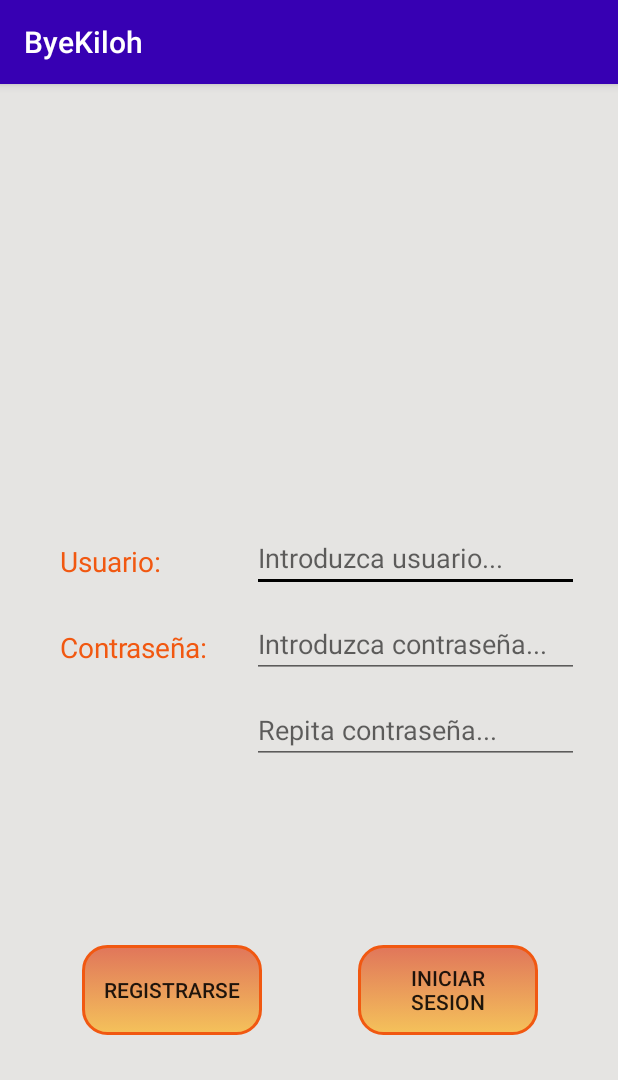
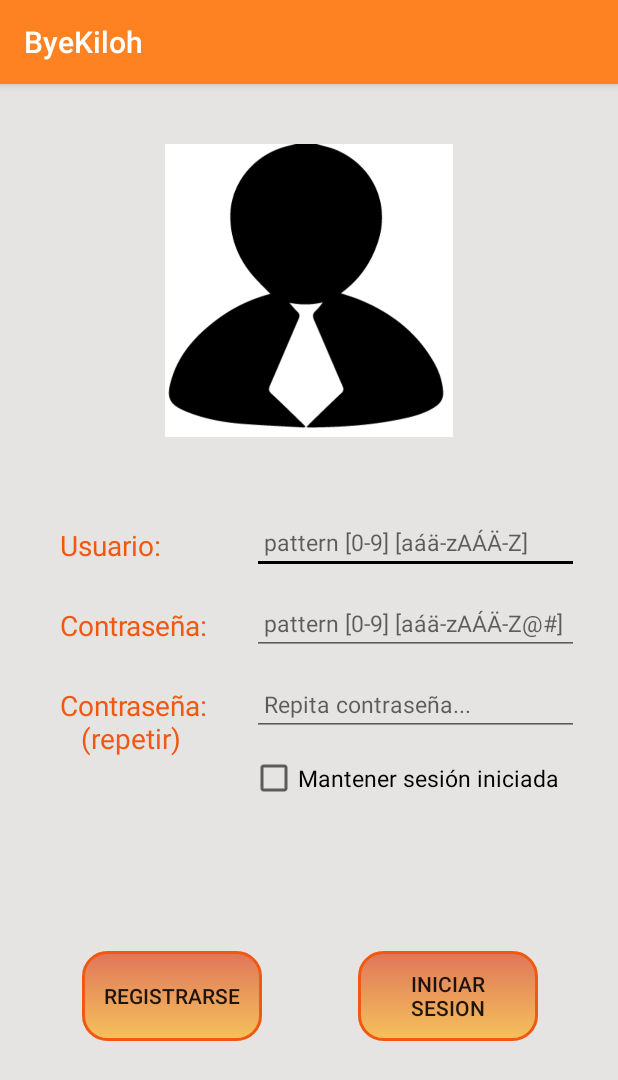
Before and after one commit to dam1718on/ByeKiloh, an Android app: the screen it shows after launch (LoginActivity), on a phone screen of 412 x 824 dp. Shown: the top 1080 px of the screen. Run offline under Robolectric (Android 15) with nearby library versions, the phone set to English and light mode, and no system bars.

Commit message:
Commit16. LoginActivity finalizada

```diff
--- a/app/src/main/java/com/example/byekiloh/LoginActivity.java
+++ b/app/src/main/java/com/example/byekiloh/LoginActivity.java
@@ -4,6 +4,8 @@ import androidx.appcompat.app.AppCompatActivity;
 
 import android.content.ContentValues;
 
+import android.content.Context;
+import android.content.SharedPreferences;
 import android.database.Cursor;
 import android.database.sqlite.SQLiteDatabase;
 
@@ -18,6 +20,7 @@ import android.view.Gravity;
 import android.view.View;
 
 import android.widget.Button;
+import android.widget.CheckBox;
 import android.widget.EditText;
 import android.widget.ImageView;
 import android.widget.Toast;
@@ -29,6 +32,10 @@ public class LoginActivity extends AppCompatActivity {
     private ImageView imgUser;
     private EditText etUser, etPass, etPassRe;
     private Button btnRegistro, btnLogin;
+    private CheckBox radSesion;
+
+    String userSP;
+    String defaultValue;
 
     LoginBaseDatos basedatos;
 
@@ -43,6 +50,14 @@ public class LoginActivity extends AppCompatActivity {
         etPassRe=findViewById(R.id.etPassRe);
         btnRegistro=findViewById(R.id.btnRegistro);
         btnLogin=findViewById(R.id.btnLogin);
+        radSesion=findViewById(R.id.radSesion);
+
+        imgUser.setImageResource(R.drawable.userh);
+
+        SharedPreferences prefSesion = getSharedPreferences("datos", Context.MODE_PRIVATE);
+        userSP = prefSesion.getString("usuario", defaultValue);
+        //verLike=like.toString();
+        etUser.setText(userSP);
 
         basedatos = new LoginBaseDatos(getApplicationContext());
 
@@ -153,9 +168,27 @@ public class LoginActivity extends AppCompatActivity {
                             //Cuarto if comprueba que las contraseñas coinciden
                             if(userL.getPass().equals(passCNL)) {
                                 //Como es el usuario correcto, incluimos el valor del atributo id en el objeto userL
-                                long identificadorL = cursorL.getLong(cursorL.getColumnIndex(Estructura._ID));
+                                int identificadorL = cursorL.getInt(cursorL.getColumnIndex(Estructura._ID));
+                                userL.setId(identificadorL);
                                 mensaje("Login correcto\n"+userL.toString());
-                                userL.setId(identificadorL);
+                                //Quinto if comprueba si Mantener sesion iniciada esta checked
+                                if(radSesion.isChecked()){
+                                    SharedPreferences prefSesion = getSharedPreferences("datos", Context.MODE_PRIVATE);
+                                    userSP = userL.getName();
+                                    SharedPreferences.Editor editor=prefSesion.edit();
+                                    editor.putString("usuario", userSP);
+                                    editor.commit();
+                                    etPass.setText("");
+                                }
+                                else {
+                                    SharedPreferences prefSesion = getSharedPreferences("datos", Context.MODE_PRIVATE);
+                                    userSP = "";
+                                    SharedPreferences.Editor editor=prefSesion.edit();
+                                    editor.putString("usuario", userSP);
+                                    editor.commit();
+                                    etUser.setText("");
+                                    etPass.setText("");
+                                }
                             }
                             else {
                                 mensaje("La contraseña no es correcta");
@@ -163,7 +196,6 @@ public class LoginActivity extends AppCompatActivity {
                             }
                         }
                         else {
-                            //no existe user
                             mensaje("El usuario: "+userL.getName()+" no existe");
                             etPass.setText("");
                         }
@@ -201,7 +233,3 @@ toast.setView(textview);
 toast.setDuration(Toast.LENGTH_LONG);
 toast.setGravity(Gravity.BOTTOM, 0, 0);
 toast.show();*/
-
-//long identificador = cursor.getLong(cursor.getColumnIndex(LoginEstructuraDatos.Estructura._ID));
-//Toast.makeText(this, "El Usuario " +  edProducto.getText().toString()
-//       + " está almacenado con Identificador " + identificador, 3000).show();
--- a/app/src/main/java/com/example/byekiloh/Usuario.java
+++ b/app/src/main/java/com/example/byekiloh/Usuario.java
@@ -2,7 +2,7 @@ package com.example.byekiloh;
 
 public class Usuario {
 
-    private long id;
+    private int id;
     private String name;
     private String pass;
 
@@ -14,11 +14,11 @@ public class Usuario {
         this.pass = pass;
     }
 
-    public long getId() {
+    public int getId() {
         return id;
     }
 
-    public void setId(long id) {
+    public void setId(int id) {
         this.id = id;
     }
 
--- a/app/src/main/res/layout-land/activity_login.xml
+++ b/app/src/main/res/layout-land/activity_login.xml
@@ -17,8 +17,11 @@
 
         <ImageView
             android:id="@+id/imgUser"
-            android:layout_width="match_parent"
-            android:layout_height="match_parent"
+            android:layout_width="175dp"
+            android:layout_height="262dp"
+            android:layout_gravity="center"
+            android:layout_marginTop="20dp"
+            android:layout_marginBottom="12dp"
             android:layout_weight=".55"/>
 
         <LinearLayout
@@ -32,7 +35,7 @@
                 android:layout_height="match_parent"
                 android:layout_weight=".60"
                 android:orientation="vertical"
-                android:layout_marginTop="10dp"
+                android:layout_marginTop="12dp"
                 android:layout_marginBottom="1dp"
                 android:layout_marginLeft="20dp"
                 android:layout_marginRight="1dp">
@@ -52,12 +55,23 @@
                     android:layout_width="wrap_content"
                     android:layout_height="wrap_content"
                     android:layout_marginTop="9dp"
+                    android:layout_marginBottom="12dp"
+                    android:layout_marginLeft="20dp"
+                    android:layout_marginRight="1dp"
+                    android:textSize="18.5dp"
+                    android:textColor="@color/naranja"
+                    android:text="Contraseña:" />
+
+                <TextView
+                    android:layout_width="wrap_content"
+                    android:layout_height="wrap_content"
+                    android:layout_marginTop="9dp"
                     android:layout_marginBottom="1dp"
                     android:layout_marginLeft="20dp"
                     android:layout_marginRight="1dp"
                     android:textSize="18.5dp"
                     android:textColor="@color/naranja"
-                    android:text="Contraseña:" />
+                    android:text="Contraseña:\n   (repetir)" />
 
             </LinearLayout>
 
@@ -77,9 +91,11 @@
                     android:layout_height="wrap_content"
                     android:layout_marginLeft="1dp"
                     android:layout_marginRight="8dp"
+                    android:maxLength="16"
+                    android:digits="0123456789abcdefghigklmnñopqrstuvwxyzABCDEFGHIJKLMNÑOPQRSTUVWXYZáéíóúÁÉÍÓÚäëïöüÄËÏÖÜ"
                     android:maxLines="1"
                     android:textColor="@color/naranja"
-                    android:hint="Introduzca usuario..." />
+                    android:hint=" pattern [0-9] [aáä-zAÁÄ-Z]" />
 
                 <EditText
                     android:id="@+id/etPass"
@@ -88,10 +104,12 @@
                     android:layout_marginTop="1dp"
                     android:layout_marginLeft="1dp"
                     android:layout_marginRight="8dp"
+                    android:maxLength="16"
+                    android:digits="0123456789abcdefghigklmnñopqrstuvwxyzABCDEFGHIJKLMNÑOPQRSTUVWXYZáéíóúÁÉÍÓÚäëïöüÄËÏÖÜ@#"
                     android:inputType="textPassword"
                     android:maxLines="1"
                     android:textColor="@color/naranja"
-                    android:hint="Introduzca contraseña..." />
+                    android:hint=" pattern [0-9] [aáä-zAÁÄ-Z@#]" />
 
                 <EditText
                     android:id="@+id/etPassRe"
@@ -100,10 +118,12 @@
                     android:layout_marginTop="1dp"
                     android:layout_marginLeft="1dp"
                     android:layout_marginRight="8dp"
+                    android:maxLength="16"
+                    android:digits="0123456789abcdefghigklmnñopqrstuvwxyzABCDEFGHIJKLMNÑOPQRSTUVWXYZáéíóúÁÉÍÓÚäëïöüÄËÏÖÜ@#"
                     android:inputType="textPassword"
                     android:maxLines="1"
                     android:textColor="@color/naranja"
-                    android:hint="Repita contraseña..." />
+                    android:hint=" Repita contraseña..." />
 
             </LinearLayout>
 
--- a/app/src/main/res/layout/activity_login.xml
+++ b/app/src/main/res/layout/activity_login.xml
@@ -17,14 +17,18 @@
 
         <ImageView
             android:id="@+id/imgUser"
-            android:layout_width="match_parent"
-            android:layout_height="match_parent"
+            android:layout_width="300dp"
+            android:layout_height="450dp"
+            android:layout_gravity="center"
+            android:layout_marginTop="40dp"
+            android:layout_marginBottom="20dp"
             android:layout_weight="1"/>
 
         <LinearLayout
             android:layout_width="match_parent"
             android:layout_height="match_parent"
             android:layout_weight="1"
+            android:layout_marginTop="28dp"
             android:orientation="horizontal">
 
             <LinearLayout
@@ -32,7 +36,7 @@
                 android:layout_height="match_parent"
                 android:layout_weight=".60"
                 android:orientation="vertical"
-                android:layout_marginTop="24dp"
+                android:layout_marginTop="1dp"
                 android:layout_marginBottom="1dp"
                 android:layout_marginLeft="20dp"
                 android:layout_marginRight="1dp">
@@ -40,7 +44,7 @@
                 <TextView
                     android:layout_width="wrap_content"
                     android:layout_height="wrap_content"
-                    android:layout_marginTop="12dp"
+                    android:layout_marginTop="10dp"
                     android:layout_marginBottom="12dp"
                     android:layout_marginLeft="20dp"
                     android:layout_marginRight="1dp"
@@ -51,13 +55,24 @@
                 <TextView
                     android:layout_width="wrap_content"
                     android:layout_height="wrap_content"
-                    android:layout_marginTop="20dp"
+                    android:layout_marginTop="16dp"
+                    android:layout_marginBottom="12dp"
+                    android:layout_marginLeft="20dp"
+                    android:layout_marginRight="1dp"
+                    android:textSize="18.5dp"
+                    android:textColor="@color/naranja"
+                    android:text="Contraseña:" />
+
+                <TextView
+                    android:layout_width="wrap_content"
+                    android:layout_height="wrap_content"
+                    android:layout_marginTop="16dp"
                     android:layout_marginBottom="1dp"
                     android:layout_marginLeft="20dp"
                     android:layout_marginRight="1dp"
                     android:textSize="18.5dp"
                     android:textColor="@color/naranja"
-                    android:text="Contraseña:" />
+                    android:text="Contraseña:\n   (repetir)" />
 
             </LinearLayout>
 
@@ -66,7 +81,7 @@
                 android:layout_height="match_parent"
                 android:layout_weight=".40"
                 android:orientation="vertical"
-                android:layout_marginTop="24dp"
+                android:layout_marginTop="1dp"
                 android:layout_marginBottom="1dp"
                 android:layout_marginLeft="1dp"
                 android:layout_marginRight="18dp">
@@ -77,9 +92,12 @@
                     android:layout_height="wrap_content"
                     android:layout_marginLeft="1dp"
                     android:layout_marginRight="8dp"
+                    android:maxLength="16"
+                    android:digits="0123456789abcdefghigklmnñopqrstuvwxyzABCDEFGHIJKLMNÑOPQRSTUVWXYZáéíóúÁÉÍÓÚäëïöüÄËÏÖÜ"
                     android:maxLines="1"
                     android:textColor="@color/naranja"
-                    android:hint="Introduzca usuario..." />
+                    android:textSize="15dp"
+                    android:hint=" pattern [0-9] [aáä-zAÁÄ-Z]" />
 
                 <EditText
                     android:id="@+id/etPass"
@@ -88,10 +106,13 @@
                     android:layout_marginTop="12dp"
                     android:layout_marginLeft="1dp"
                     android:layout_marginRight="8dp"
+                    android:maxLength="16"
+                    android:digits="0123456789abcdefghigklmnñopqrstuvwxyzABCDEFGHIJKLMNÑOPQRSTUVWXYZáéíóúÁÉÍÓÚäëïöüÄËÏÖÜ@#"
                     android:inputType="textPassword"
                     android:maxLines="1"
                     android:textColor="@color/naranja"
-                    android:hint="Introduzca contraseña..." />
+                    android:textSize="15dp"
+                    android:hint=" pattern [0-9] [aáä-zAÁÄ-Z@#]" />
 
                 <EditText
                     android:id="@+id/etPassRe"
@@ -100,10 +121,23 @@
                     android:layout_marginTop="12dp"
                     android:layout_marginLeft="1dp"
                     android:layout_marginRight="8dp"
+                    android:maxLength="16"
+                    android:digits="0123456789abcdefghigklmnñopqrstuvwxyzABCDEFGHIJKLMNÑOPQRSTUVWXYZáéíóúÁÉÍÓÚäëïöüÄËÏÖÜ@#"
                     android:inputType="textPassword"
                     android:maxLines="1"
                     android:textColor="@color/naranja"
-                    android:hint="Repita contraseña..." />
+                    android:textSize="15dp"
+                    android:hint=" Repita contraseña..." />
+
+                <CheckBox
+                    android:id="@+id/radSesion"
+                    android:layout_width="match_parent"
+                    android:layout_height="wrap_content"
+                    android:layout_marginTop="12dp"
+                    android:layout_marginLeft="0dp"
+                    android:layout_marginRight="1dp"
+                    android:text="Mantener sesión iniciada"
+                    android:textSize="15dp" />
 
             </LinearLayout>
 
@@ -120,7 +154,7 @@
             android:layout_width="match_parent"
             android:layout_height="match_parent"
             android:layout_weight="1"
-            android:layout_marginTop="18dp"
+            android:layout_marginTop="20dp"
             android:layout_marginLeft="24dp"
             android:orientation="vertical">
 
@@ -129,7 +163,7 @@
                 android:layout_width="120dp"
                 android:layout_height="60dp"
                 android:layout_gravity="center"
-                android:layout_marginTop="18dp"
+                android:layout_marginTop="20dp"
                 android:background="@drawable/rounded_box_button"
                 android:text="REGISTRARSE" />
 
@@ -139,7 +173,7 @@
             android:layout_width="match_parent"
             android:layout_height="match_parent"
             android:layout_weight="1"
-            android:layout_marginTop="18dp"
+            android:layout_marginTop="20dp"
             android:layout_marginRight="20dp"
             android:orientation="vertical">
 
@@ -148,7 +182,7 @@
                 android:layout_width="120dp"
                 android:layout_height="60dp"
                 android:layout_gravity="center"
-                android:layout_marginTop="18dp"
+                android:layout_marginTop="20dp"
                 android:background="@drawable/rounded_box_button"
                 android:text="INICIAR\nSESION" />
 
--- a/app/src/main/res/values/colors.xml
+++ b/app/src/main/res/values/colors.xml
@@ -1,8 +1,8 @@
 <?xml version="1.0" encoding="utf-8"?>
 <resources>
-    <color name="colorPrimaryOld">#6200EE</color>
-    <color name="colorPrimaryOld2">#F15811</color>
-    <color name="colorPrimary">#3700B3</color>
+    <color name="colorPrimaryOld2">#6200EE</color>
+    <color name="colorPrimary">#FF8222</color>
+    <color name="colorPrimaryOld">#3700B3</color>
     <color name="colorPrimaryDarkOld">#3700B3</color>
     <color name="colorPrimaryDark">#3700B3</color>
     <color name="colorAccentOld">#03DAC5</color>
```
Also changed, not shown: app/src/main/res/drawable/userh.png (added), 1 other file.
